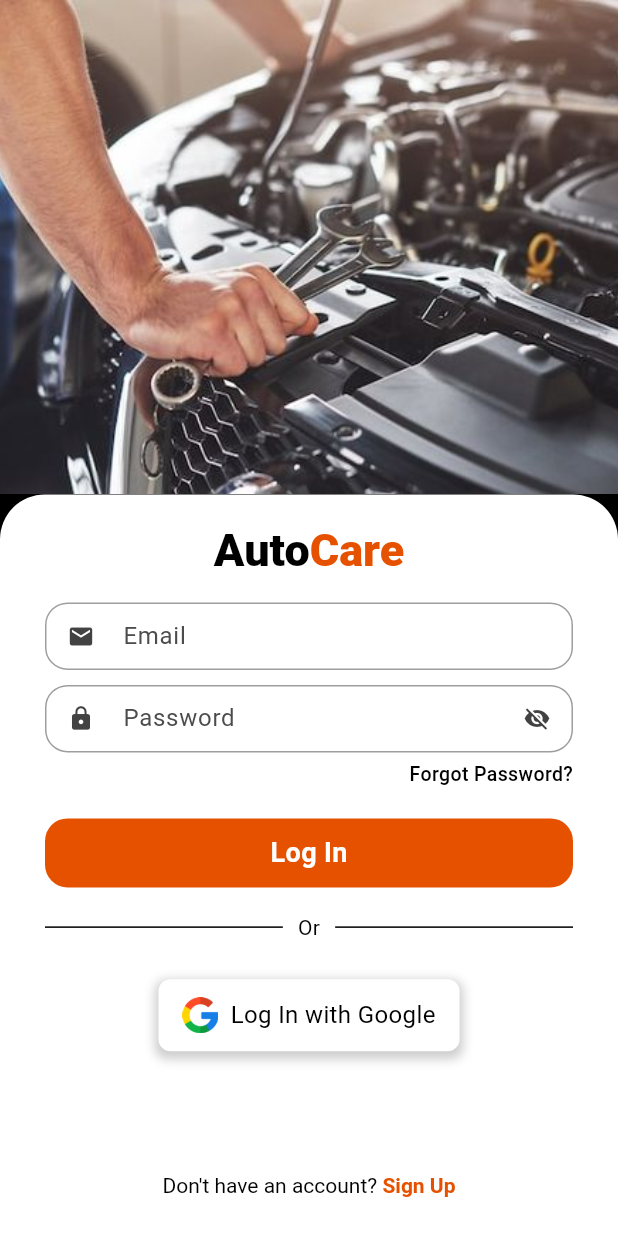
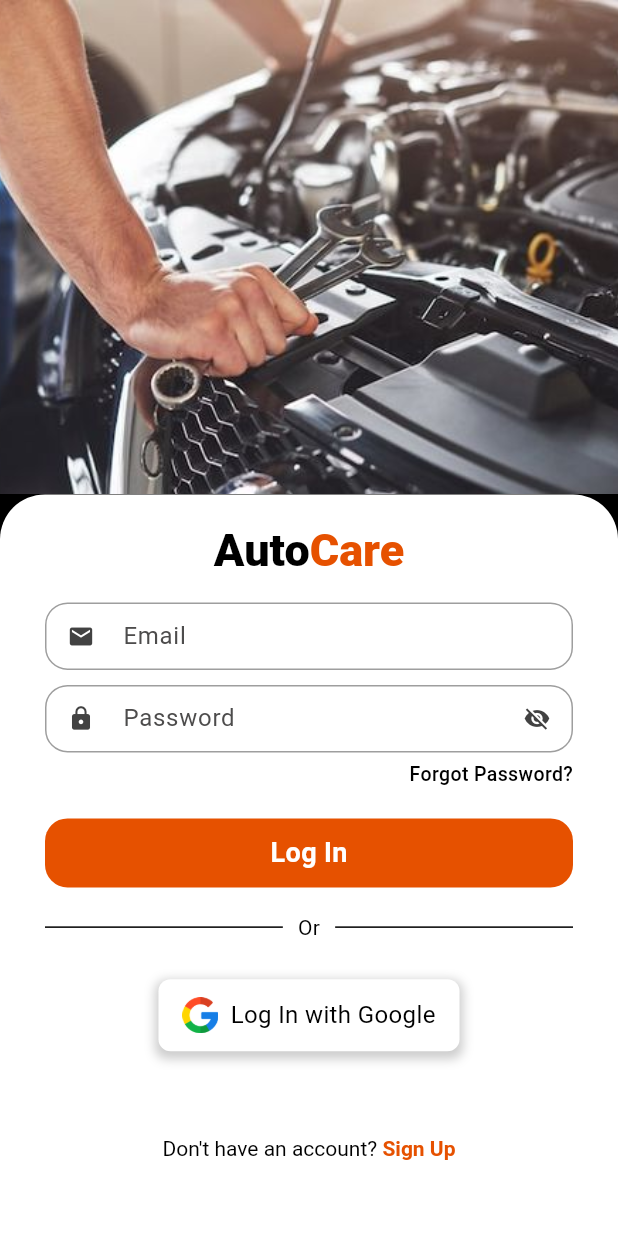
Before and after one commit to TechPyllars2024/AutoCareCarOwners, a Flutter app: the screen it shows after launch, on a phone screen of 412 x 824 dp. Run offline on Flutter 3.47's test engine with Material 3 defaults, Android fonts, the phone set to English and light mode, and no system bars; drawn by our look-alikes of flutter_animate; our stand-ins replace carousel_slider, cloud_firestore, curved_navigation_bar, firebase_auth, firebase_core, firebase_storage and 4 more; missing offline and left inert: flutter_pannable_rating_bar; accounts and stored records are empty.

Commit message:
Feature-Auth_Management: working authentication page

```diff
--- a/lib/Authentication/screens/login.dart
+++ b/lib/Authentication/screens/login.dart
@@ -226,7 +226,7 @@ class _LoginScreenState extends State<LoginScreen> {
 
                       // Already have an account? Log In
 
-                      SizedBox(height: size.height * 0.07),
+                      SizedBox(height: size.height * 0.04),
 
                       Padding(
                         padding: const EdgeInsets.only(top: 8),
```
